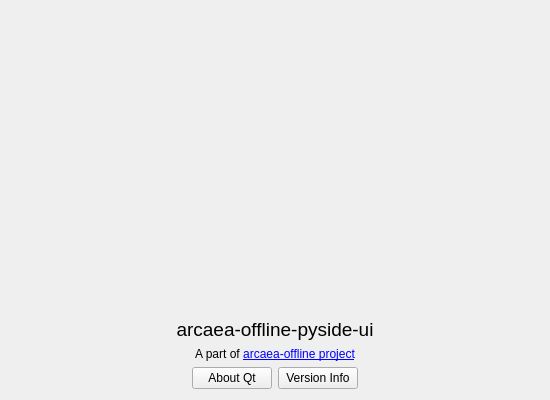
Before: the Qt Designer form ui/designer/tabs/tabAbout.ui in ArcaeaOffline/client-pyside6, drawn with Qt 5.
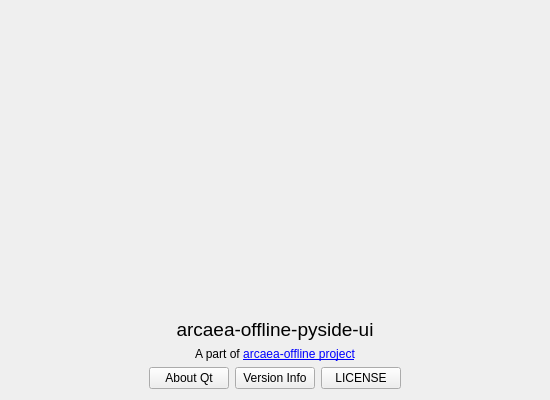
After: the same form once the commit is applied.

Commit message: chore: LICENSE

Patch:
```diff
--- a/ui/designer/tabs/tabAbout.ui
+++ b/ui/designer/tabs/tabAbout.ui
@@ -87,6 +87,13 @@
        </property>
       </widget>
      </item>
+     <item>
+      <widget class="QPushButton" name="licenseButton">
+       <property name="text">
+        <string notr="true">LICENSE</string>
+       </property>
+      </widget>
+     </item>
      <item>
       <spacer name="horizontalSpacer_2">
        <property name="orientation">
```
The commit also changes 5 other files.
